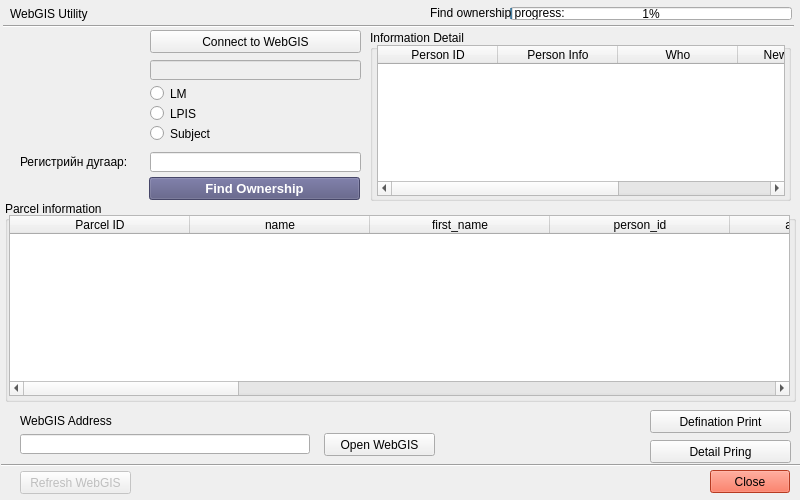
Before: the Qt Designer form view/WebgisUtilityDialog.ui in teamlm2/lm2, drawn with Qt 5.
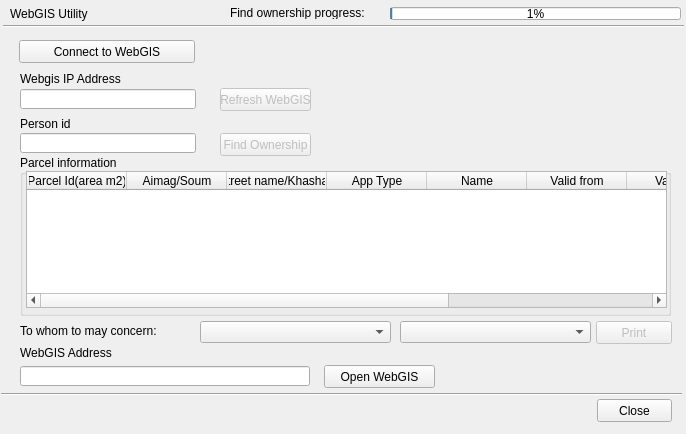
After: the same form once the commit is applied. Icons and pictures are not drawn.

```diff
--- a/view/WebgisUtilityDialog.ui
+++ b/view/WebgisUtilityDialog.ui
@@ -6,8 +6,8 @@
    <rect>
     <x>0</x>
     <y>0</y>
-    <width>800</width>
-    <height>500</height>
+    <width>686</width>
+    <height>434</height>
    </rect>
   </property>
   <property name="minimumSize">
@@ -18,22 +18,19 @@
   </property>
   <property name="maximumSize">
    <size>
-    <width>800</width>
-    <height>500</height>
+    <width>686</width>
+    <height>434</height>
    </size>
   </property>
   <property name="windowTitle">
    <string>Dialog</string>
   </property>
   <widget class="QLineEdit" name="webgis_ip_edit">
-   <property name="enabled">
-    <bool>false</bool>
-   </property>
    <property name="geometry">
     <rect>
-     <x>150</x>
-     <y>60</y>
-     <width>211</width>
+     <x>20</x>
+     <y>89</y>
+     <width>176</width>
      <height>20</height>
     </rect>
    </property>
@@ -41,12 +38,25 @@
     <bool>true</bool>
    </property>
   </widget>
+  <widget class="QLabel" name="label_50">
+   <property name="geometry">
+    <rect>
+     <x>20</x>
+     <y>71</y>
+     <width>181</width>
+     <height>16</height>
+    </rect>
+   </property>
+   <property name="text">
+    <string>Webgis IP Address</string>
+   </property>
+  </widget>
   <widget class="Line" name="line">
    <property name="geometry">
     <rect>
      <x>3</x>
      <y>18</y>
-     <width>791</width>
+     <width>681</width>
      <height>16</height>
     </rect>
    </property>
@@ -57,9 +67,9 @@
   <widget class="QLineEdit" name="person_id">
    <property name="geometry">
     <rect>
-     <x>150</x>
-     <y>152</y>
-     <width>211</width>
+     <x>20</x>
+     <y>133</y>
+     <width>176</width>
      <height>20</height>
     </rect>
    </property>
@@ -68,13 +78,13 @@
    <property name="geometry">
     <rect>
      <x>20</x>
-     <y>154</y>
-     <width>131</width>
+     <y>116</y>
+     <width>171</width>
      <height>16</height>
     </rect>
    </property>
    <property name="text">
-    <string>Регистрийн дугаар:</string>
+    <string>Person id</string>
    </property>
   </widget>
   <widget class="QPushButton" name="refresh_webgis_button">
@@ -83,9 +93,9 @@
    </property>
    <property name="geometry">
     <rect>
-     <x>20</x>
-     <y>471</y>
-     <width>111</width>
+     <x>220</x>
+     <y>88</y>
+     <width>91</width>
      <height>23</height>
     </rect>
    </property>
@@ -99,24 +109,12 @@
    </property>
    <property name="geometry">
     <rect>
-     <x>149</x>
-     <y>177</y>
-     <width>211</width>
+     <x>220</x>
+     <y>133</y>
+     <width>91</width>
      <height>23</height>
     </rect>
    </property>
-   <property name="font">
-    <font>
-     <family>Arial</family>
-     <pointsize>10</pointsize>
-     <weight>75</weight>
-     <bold>true</bold>
-    </font>
-   </property>
-   <property name="styleSheet">
-    <string notr="true">background-color: rgb(85, 85, 127);
-color: rgb(255, 255, 255);</string>
-   </property>
    <property name="text">
     <string>Find Ownership</string>
    </property>
@@ -124,10 +122,10 @@
   <widget class="QGroupBox" name="groupBox">
    <property name="geometry">
     <rect>
-     <x>5</x>
-     <y>201</y>
-     <width>791</width>
-     <height>201</height>
+     <x>20</x>
+     <y>155</y>
+     <width>651</width>
+     <height>161</height>
     </rect>
    </property>
    <property name="title">
@@ -136,124 +134,84 @@
    <widget class="QTableWidget" name="owner_twidget">
     <property name="geometry">
      <rect>
-      <x>4</x>
-      <y>14</y>
-      <width>781</width>
-      <height>181</height>
+      <x>6</x>
+      <y>16</y>
+      <width>641</width>
+      <height>137</height>
      </rect>
     </property>
-    <attribute name="horizontalHeaderDefaultSectionSize">
-     <number>180</number>
-    </attribute>
-    <attribute name="horizontalHeaderMinimumSectionSize">
-     <number>30</number>
-    </attribute>
-    <attribute name="verticalHeaderDefaultSectionSize">
-     <number>30</number>
-    </attribute>
-    <attribute name="verticalHeaderMinimumSectionSize">
-     <number>19</number>
-    </attribute>
     <column>
      <property name="text">
-      <string>Parcel ID</string>
+      <string>Parcel Id(area m2)</string>
      </property>
     </column>
     <column>
      <property name="text">
-      <string>name</string>
+      <string>Aimag/Soum</string>
      </property>
     </column>
     <column>
      <property name="text">
-      <string>first_name</string>
+      <string>Street name/Khashaa</string>
      </property>
     </column>
     <column>
      <property name="text">
-      <string>person_id</string>
+      <string>App Type</string>
      </property>
     </column>
     <column>
      <property name="text">
-      <string>aimag_name</string>
+      <string>Name</string>
      </property>
     </column>
     <column>
      <property name="text">
-      <string>soum_name</string>
+      <string>Valid from</string>
      </property>
     </column>
     <column>
      <property name="text">
-      <string>bag_name</string>
+      <string>Valid Till</string>
      </property>
     </column>
     <column>
      <property name="text">
-      <string>gudamj_name</string>
+      <string>Decision No</string>
      </property>
     </column>
     <column>
      <property name="text">
-      <string>gudamj_dugaar</string>
-     </property>
-    </column>
-    <column>
-     <property name="text">
-      <string>bair_dugaar</string>
-     </property>
-    </column>
-    <column>
-     <property name="text">
-      <string>desion_date</string>
-     </property>
-    </column>
-    <column>
-     <property name="text">
-      <string>desion_number</string>
-     </property>
-    </column>
-    <column>
-     <property name="text">
-      <string>area</string>
-     </property>
-    </column>
-    <column>
-     <property name="text">
-      <string>Status</string>
+      <string>Decision Date</string>
      </property>
     </column>
    </widget>
   </widget>
   <widget class="QPushButton" name="detail_print_button">
    <property name="enabled">
-    <bool>true</bool>
+    <bool>false</bool>
    </property>
    <property name="geometry">
     <rect>
-     <x>650</x>
-     <y>440</y>
-     <width>141</width>
+     <x>596</x>
+     <y>321</y>
+     <width>76</width>
      <height>23</height>
     </rect>
    </property>
    <property name="text">
-    <string>Detail Pring</string>
+    <string>Print</string>
    </property>
   </widget>
   <widget class="QPushButton" name="close_button">
    <property name="geometry">
     <rect>
-     <x>710</x>
-     <y>470</y>
-     <width>80</width>
+     <x>597</x>
+     <y>399</y>
+     <width>75</width>
      <height>23</height>
     </rect>
    </property>
-   <property name="styleSheet">
-    <string notr="true">background-color: rgb(255, 82, 48);</string>
-   </property>
    <property name="text">
     <string>Close</string>
    </property>
@@ -262,8 +220,8 @@
    <property name="geometry">
     <rect>
      <x>1</x>
-     <y>457</y>
-     <width>801</width>
+     <y>386</y>
+     <width>681</width>
      <height>16</height>
     </rect>
    </property>
@@ -275,7 +233,7 @@
    <property name="geometry">
     <rect>
      <x>324</x>
-     <y>433</y>
+     <y>365</y>
      <width>111</width>
      <height>23</height>
     </rect>
@@ -288,7 +246,7 @@
    <property name="geometry">
     <rect>
      <x>20</x>
-     <y>434</y>
+     <y>366</y>
      <width>290</width>
      <height>20</height>
     </rect>
@@ -301,7 +259,7 @@
    <property name="geometry">
     <rect>
      <x>20</x>
-     <y>413</y>
+     <y>345</y>
      <width>291</width>
      <height>16</height>
     </rect>
@@ -313,10 +271,10 @@
   <widget class="QLabel" name="error_label">
    <property name="geometry">
     <rect>
-     <x>110</x>
+     <x>20</x>
      <y>400</y>
-     <width>471</width>
-     <height>20</height>
+     <width>481</width>
+     <height>16</height>
     </rect>
    </property>
    <property name="text">
@@ -339,9 +297,9 @@
   <widget class="QProgressBar" name="progressBar">
    <property name="geometry">
     <rect>
-     <x>510</x>
+     <x>390</x>
      <y>7</y>
-     <width>282</width>
+     <width>291</width>
      <height>13</height>
     </rect>
    </property>
@@ -352,15 +310,12 @@
   <widget class="QPushButton" name="check_connect_button">
    <property name="geometry">
     <rect>
-     <x>150</x>
-     <y>30</y>
-     <width>211</width>
+     <x>19</x>
+     <y>40</y>
+     <width>176</width>
      <height>23</height>
     </rect>
    </property>
-   <property name="styleSheet">
-    <string notr="true"/>
-   </property>
    <property name="text">
     <string>Connect to WebGIS</string>
    </property>
@@ -368,9 +323,9 @@
   <widget class="QLabel" name="label_4">
    <property name="geometry">
     <rect>
-     <x>430</x>
+     <x>230</x>
      <y>6</y>
-     <width>134</width>
+     <width>143</width>
      <height>13</height>
     </rect>
    </property>
@@ -378,135 +333,37 @@
     <string>Find ownership progress:</string>
    </property>
   </widget>
-  <widget class="QRadioButton" name="lm_rbutton">
+  <widget class="QComboBox" name="soum_cbox">
    <property name="geometry">
     <rect>
-     <x>150</x>
-     <y>85</y>
-     <width>211</width>
-     <height>17</height>
+     <x>400</x>
+     <y>321</y>
+     <width>191</width>
+     <height>22</height>
     </rect>
    </property>
-   <property name="styleSheet">
-    <string notr="true"/>
-   </property>
-   <property name="text">
-    <string>LM</string>
-   </property>
   </widget>
-  <widget class="QRadioButton" name="lpis_rbutton">
+  <widget class="QComboBox" name="aimag_cbox">
    <property name="geometry">
     <rect>
-     <x>150</x>
-     <y>105</y>
-     <width>211</width>
-     <height>17</height>
+     <x>200</x>
+     <y>321</y>
+     <width>191</width>
+     <height>22</height>
     </rect>
    </property>
-   <property name="styleSheet">
-    <string notr="true"/>
-   </property>
-   <property name="text">
-    <string>LPIS</string>
-   </property>
   </widget>
-  <widget class="QRadioButton" name="subject_rbutton">
-   <property name="geometry">
-    <rect>
-     <x>150</x>
-     <y>125</y>
-     <width>211</width>
-     <height>17</height>
-    </rect>
-   </property>
-   <property name="styleSheet">
-    <string notr="true"/>
-   </property>
-   <property name="text">
-    <string>Subject</string>
-   </property>
-  </widget>
-  <widget class="QGroupBox" name="groupBox_2">
-   <property name="geometry">
-    <rect>
-     <x>370</x>
-     <y>30</y>
-     <width>421</width>
-     <height>171</height>
-    </rect>
-   </property>
-   <property name="title">
-    <string>Information Detail</string>
-   </property>
-   <widget class="QTableWidget" name="owner_co_twidget">
-    <property name="geometry">
-     <rect>
-      <x>7</x>
-      <y>15</y>
-      <width>408</width>
-      <height>151</height>
-     </rect>
-    </property>
-    <attribute name="horizontalHeaderDefaultSectionSize">
-     <number>120</number>
-    </attribute>
-    <column>
-     <property name="text">
-      <string>Person ID</string>
-     </property>
-    </column>
-    <column>
-     <property name="text">
-      <string>Person Info</string>
-     </property>
-    </column>
-    <column>
-     <property name="text">
-      <string>Who</string>
-     </property>
-    </column>
-    <column>
-     <property name="text">
-      <string>New Column</string>
-     </property>
-    </column>
-    <column>
-     <property name="text">
-      <string>New Column</string>
-     </property>
-    </column>
-   </widget>
-  </widget>
-  <widget class="QPushButton" name="defination_print_button">
-   <property name="enabled">
-    <bool>true</bool>
-   </property>
-   <property name="geometry">
-    <rect>
-     <x>650</x>
-     <y>410</y>
-     <width>141</width>
-     <height>23</height>
-    </rect>
-   </property>
-   <property name="text">
-    <string>Defination Print</string>
-   </property>
-  </widget>
-  <widget class="QLabel" name="logo_label">
+  <widget class="QLabel" name="label_5">
    <property name="geometry">
     <rect>
      <x>20</x>
-     <y>40</y>
-     <width>101</width>
-     <height>91</height>
+     <y>323</y>
+     <width>171</width>
+     <height>16</height>
     </rect>
    </property>
    <property name="text">
-    <string/>
-   </property>
-   <property name="pixmap">
-    <pixmap resource="resources.qrc">:/plugins/lm2/gzb.png</pixmap>
+    <string>To whom to may concern:</string>
    </property>
   </widget>
  </widget>
```
Left out of the diff: 8 changed lines with no effect on the pictures.
